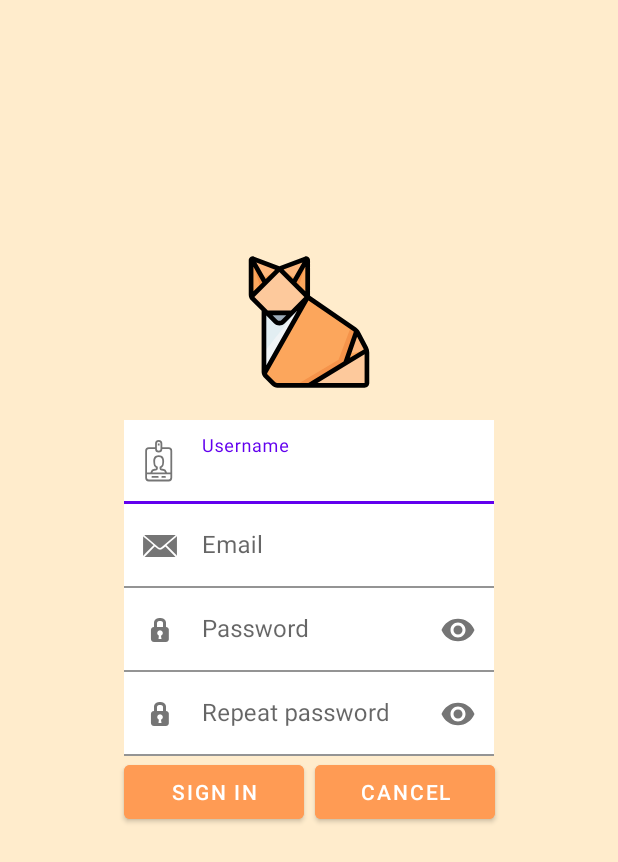
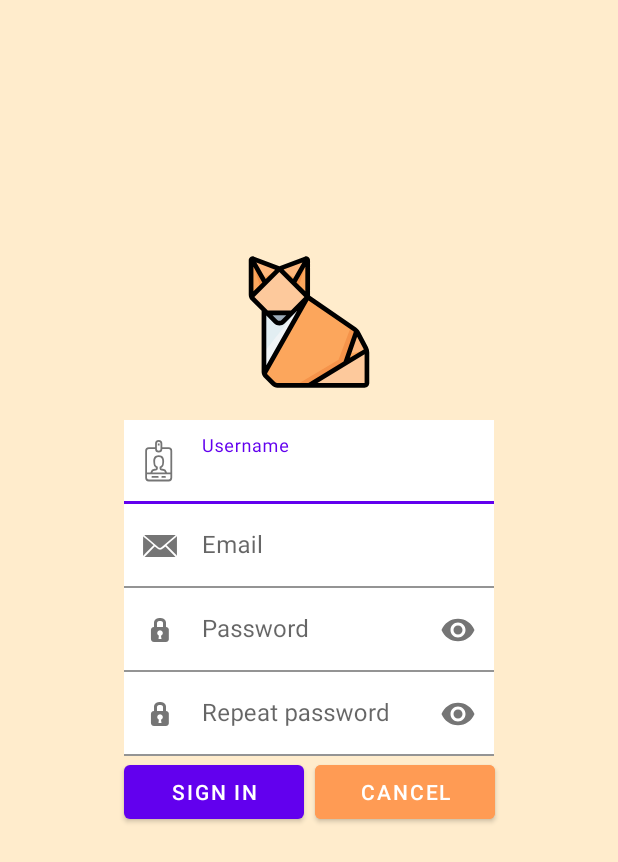
Before and after one commit to ArinoMichi/First, an Android app: the screen it shows after launch (SignUpActivity), after a tap on an icon or button, on a phone screen of 412 x 824 dp. Shown: the top 862 px of the screen. Run offline under Robolectric (Android 15) with nearby library versions, the phone set to English and light mode, and no system bars; pictures from the network do not load; 1 other tap on this screen came first.

Commit message:
initial commit

```diff
--- a/app/src/main/java/com/example/fundamentos/LoginActivity.java
+++ b/app/src/main/java/com/example/fundamentos/LoginActivity.java
@@ -23,14 +23,14 @@ public class LoginActivity extends AppCompatActivity {
         ImageView mGirl = findViewById(R.id.girl);
         foto=findViewById(R.id.icon);
 
-        Glide.with(this)
-          .load("https://as.com/meristation/imagenes/2017/04/22/album/1492840800_840800_000008_album_normal.png")
+        //Glide.with(this)
+         // .load("https://as.com/meristation/imagenes/2017/04/22/album/1492840800_840800_000008_album_normal.png")
           //      .load(R.drawable.girl)
-                .transition(DrawableTransitionOptions.withCrossFade(10))
-                .centerCrop()
+            //    .transition(DrawableTransitionOptions.withCrossFade(10))
+             //   .centerCrop()
 //                .placeholder(new ColorDrawable(this.getResources().getColor(R.color.fucsia_200)))
 //                .circleCrop()
-                .into(mGirl);
+            //    .into(mGirl);
 
         Glide.with(this)
                 .load("https://64.media.tumblr.com/bb3dd0247c033d989c151cf5ee9335e7/925a1e04be1a9618-c8/s540x810/f7dc1016002f90004d1fbde3e06e29b8a9f9dc36.jpg")
--- a/app/src/main/res/layout/activity_sign_up.xml
+++ b/app/src/main/res/layout/activity_sign_up.xml
@@ -119,7 +119,7 @@
         android:text="SIGN IN"
         app:layout_constraintTop_toBottomOf="@+id/repPass"
         app:layout_constraintStart_toStartOf="@id/guideLeft"
-        android:backgroundTint="@color/orange"
+        style="@style/buttonoutlined"
         />
 
     <Button
--- a/app/src/main/res/values/styles.xml
+++ b/app/src/main/res/values/styles.xml
@@ -8,6 +8,11 @@
         <item name="background">@color/black_overlay</item>
         <item name="buttonBarStyle">?attr/buttonBarStyle</item>
     </style>
-
+    <style name="buttonoutlined">
+        <item name="android:layout_width">0dp</item>
+        <item name="android:layout_height">wrap_content</item>
+        <item name="android:textColor">@android:color/white</item>
+        <item name="cornerRadius">4dp</item>
+        <item name="strokeColor">@android:color/white</item></style>
 
 </resources>
```
Also changed, not shown: app/src/main/res/drawable/girl.png (added).
